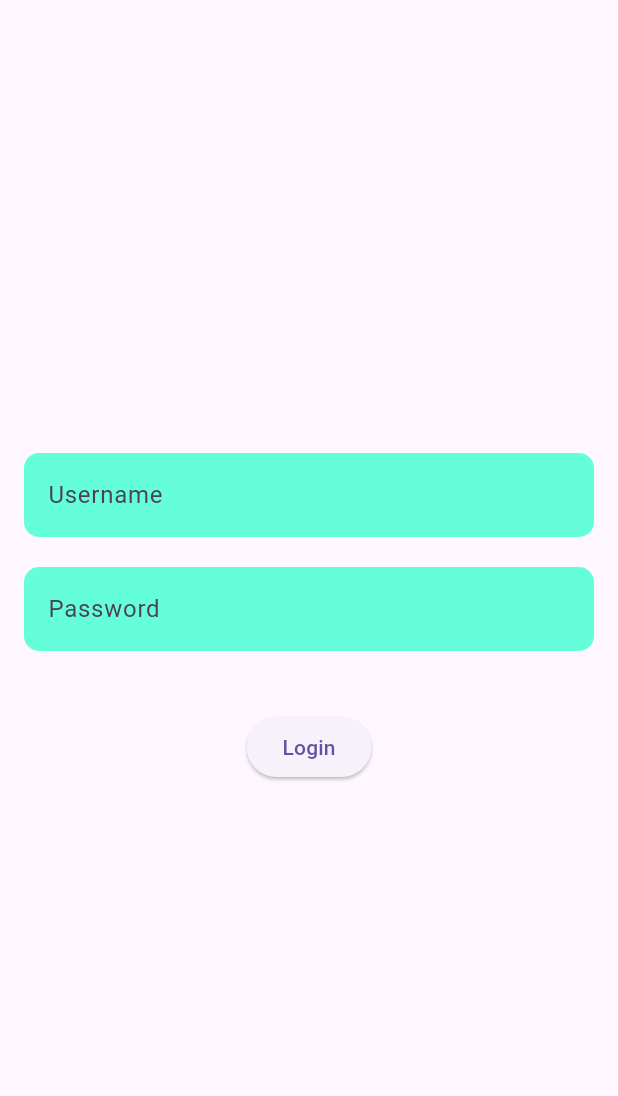
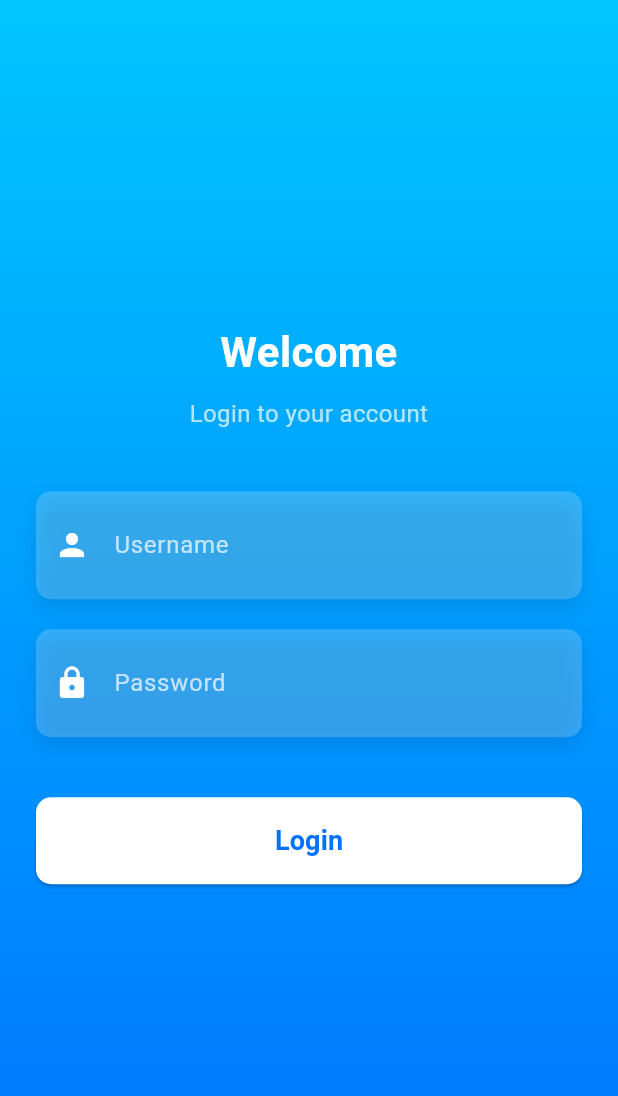
Before and after one commit to Ayoobkibrahim/chat_app, a Flutter app: the screen it shows after launch, on a phone screen of 412 x 824 dp. Shown: the top 1096 px of the screen. Run offline on Flutter 3.47's test engine with Material 3 defaults, Android fonts, the phone set to English and light mode, and no system bars; our stand-ins replace file_picker, permission_handler, share_plus, shared_preferences; missing offline and left inert: flutter_sound.

Commit message:
Login Screen ui modified

```diff
--- a/lib/feature/auth/view/screen/login_screen.dart
+++ b/lib/feature/auth/view/screen/login_screen.dart
@@ -12,15 +12,50 @@ class LoginScreen extends StatelessWidget {
   @override
   Widget build(BuildContext context) {
     return Scaffold(
-      body: Padding(
-        padding: const EdgeInsets.all(16.0),
+      body: Stack(
+        children: [
+          Container(
+            decoration: const BoxDecoration(
+              gradient: LinearGradient(
+                colors: [Color(0xFF00C6FF), Color(0xFF0072FF)],
+                begin: Alignment.topCenter,
+                end: Alignment.bottomCenter,
+              ),
+            ),
+          ),
+          Center(
+            child: SingleChildScrollView(
+              child: Padding(
+                padding: const EdgeInsets.symmetric(horizontal: 24.0),
                 child: Column(
                   mainAxisAlignment: MainAxisAlignment.center,
+                  crossAxisAlignment: CrossAxisAlignment.stretch,
                   children: [
+                    const Text(
+                      'Welcome',
+                      textAlign: TextAlign.center,
+                      style: TextStyle(
+                        color: Colors.white,
+                        fontSize: 28,
+                        fontWeight: FontWeight.bold,
+                      ),
+                    ),
+                    const SizedBox(height: 10),
+                    const Text(
+                      'Login to your account',
+                      textAlign: TextAlign.center,
+                      style: TextStyle(
+                        color: Colors.white70,
+                        fontSize: 16,
+                      ),
+                    ),
+                    const SizedBox(height: 40),
+
                     loginInputContainer(
                       controller: _usernameController,
                       labelText: 'Username',
                       isPassword: false,
+                      icon: Icons.person,
                     ),
                     const SizedBox(height: 20),
 
@@ -28,6 +63,7 @@ class LoginScreen extends StatelessWidget {
                       controller: _passwordController,
                       labelText: 'Password',
                       isPassword: true,
+                      icon: Icons.lock,
                     ),
                     const SizedBox(height: 40),
 
@@ -38,41 +74,74 @@ class LoginScreen extends StatelessWidget {
 
                         if (username.isEmpty || password.isEmpty) {
                           ScaffoldMessenger.of(context).showSnackBar(
-                    const SnackBar(content: Text("Please fill in both fields")),
+                            const SnackBar(
+                                content: Text("Please fill in both fields")),
                           );
                           return;
                         }
 
-
-                await context.read<LoginViewModel>().loginUser(username);
-                Navigator.pushReplacementNamed(context, RoutesName.chat);
+                        await context
+                            .read<LoginViewModel>()
+                            .loginUser(username);
+                        Navigator.pushReplacementNamed(
+                            context, RoutesName.chat);
                       },
-              child: const Text('Login'),
+                      style: ElevatedButton.styleFrom(
+                        padding: const EdgeInsets.symmetric(vertical: 16),
+                        shape: RoundedRectangleBorder(
+                          borderRadius: BorderRadius.circular(10),
+                        ),
+                        backgroundColor: Colors.white,
+                      ),
+                      child: const Text(
+                        'Login',
+                        style: TextStyle(
+                          color: Color(0xFF0072FF),
+                          fontSize: 18,
+                          fontWeight: FontWeight.bold,
+                        ),
+                      ),
+                    ),
+                    const SizedBox(height: 20),
+                  ],
+                ),
+              ),
+            ),
           ),
         ],
       ),
-      ),
     );
   }
-
 
   Widget loginInputContainer({
     required TextEditingController controller,
     required String labelText,
     required bool isPassword,
+    required IconData icon,
   }) {
     return Container(
       decoration: BoxDecoration(
         borderRadius: BorderRadius.circular(10),
-        color: Colors.tealAccent,
+        color: Colors.white.withOpacity(0.2),
+        boxShadow: [
+          BoxShadow(
+            color: Colors.black.withOpacity(0.1),
+            blurRadius: 10,
+            offset: const Offset(0, 5),
           ),
-      padding: const EdgeInsets.symmetric(horizontal: 16),
+        ],
+      ),
       child: TextField(
         controller: controller,
         obscureText: isPassword,
+        style: const TextStyle(color: Colors.white),
         decoration: InputDecoration(
+          prefixIcon: Icon(icon, color: Colors.white),
           labelText: labelText,
+          labelStyle: const TextStyle(color: Colors.white70),
           border: InputBorder.none,
+          contentPadding:
+              const EdgeInsets.symmetric(vertical: 16, horizontal: 20),
         ),
       ),
     );
```
Lines whose indentation alone changed are shown as unchanged.
